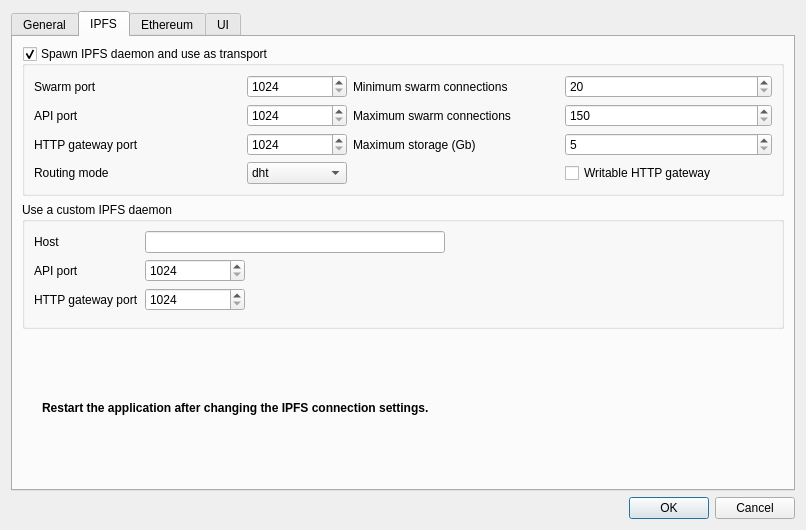
First picture: the form in galacteek/ui/settings.ui, repository pinnaculum/galacteek, before the edit.
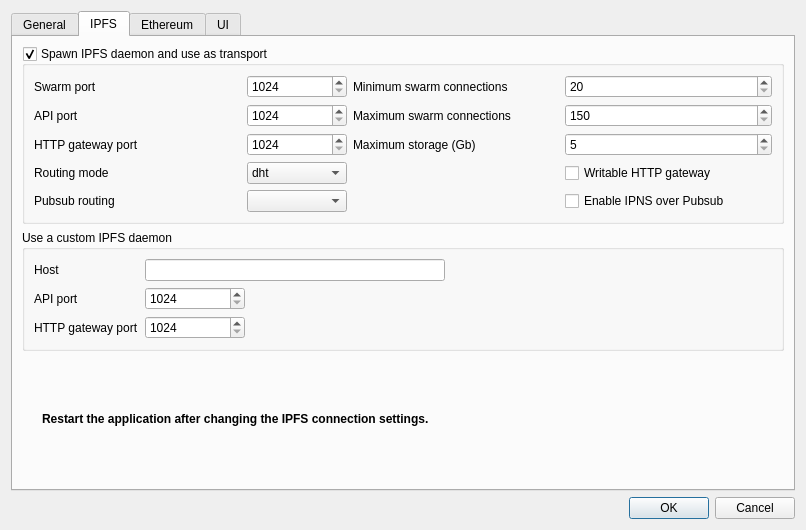
Second picture: the form after the edit. The open tabs and pages were chosen to show the change. Icons and pictures are not drawn.

Diff of the .ui file:
```diff
--- a/galacteek/ui/settings.ui
+++ b/galacteek/ui/settings.ui
@@ -299,6 +299,23 @@
               </property>
              </widget>
             </item>
+            <item row="4" column="0">
+             <widget class="QLabel" name="label_13">
+              <property name="text">
+               <string>Pubsub routing</string>
+              </property>
+             </widget>
+            </item>
+            <item row="4" column="1">
+             <widget class="QComboBox" name="pubsubRoutingMode"/>
+            </item>
+            <item row="4" column="3">
+             <widget class="QCheckBox" name="namesysPubsub">
+              <property name="text">
+               <string>Enable IPNS over Pubsub</string>
+              </property>
+             </widget>
+            </item>
            </layout>
           </widget>
          </item>
```
